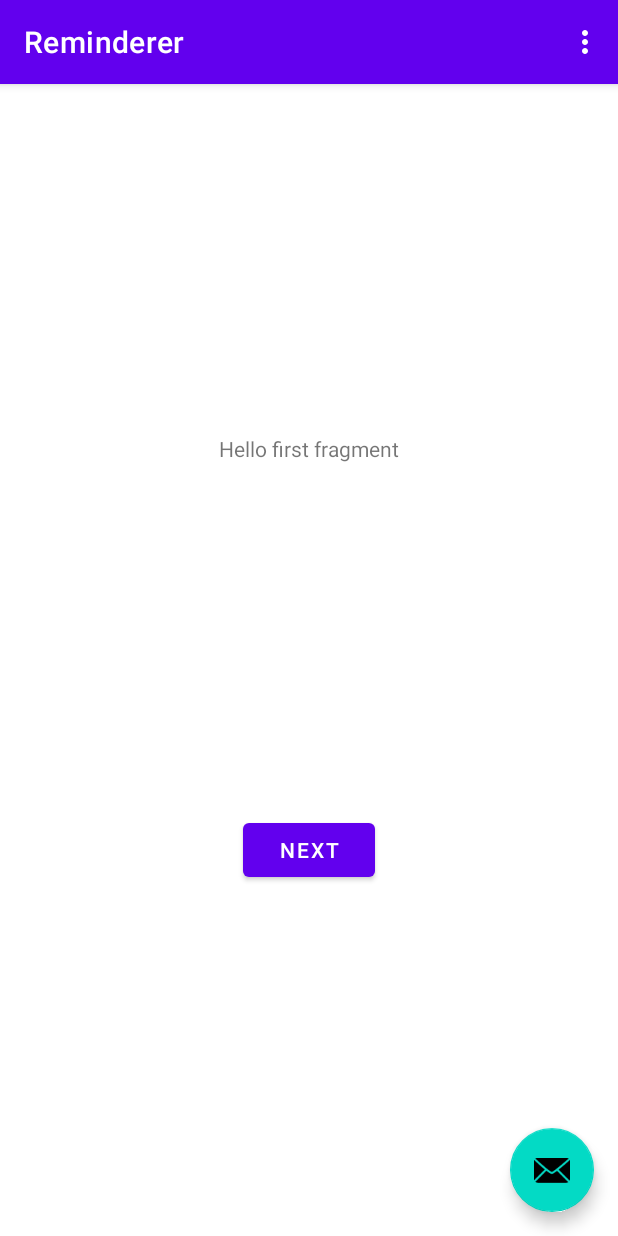
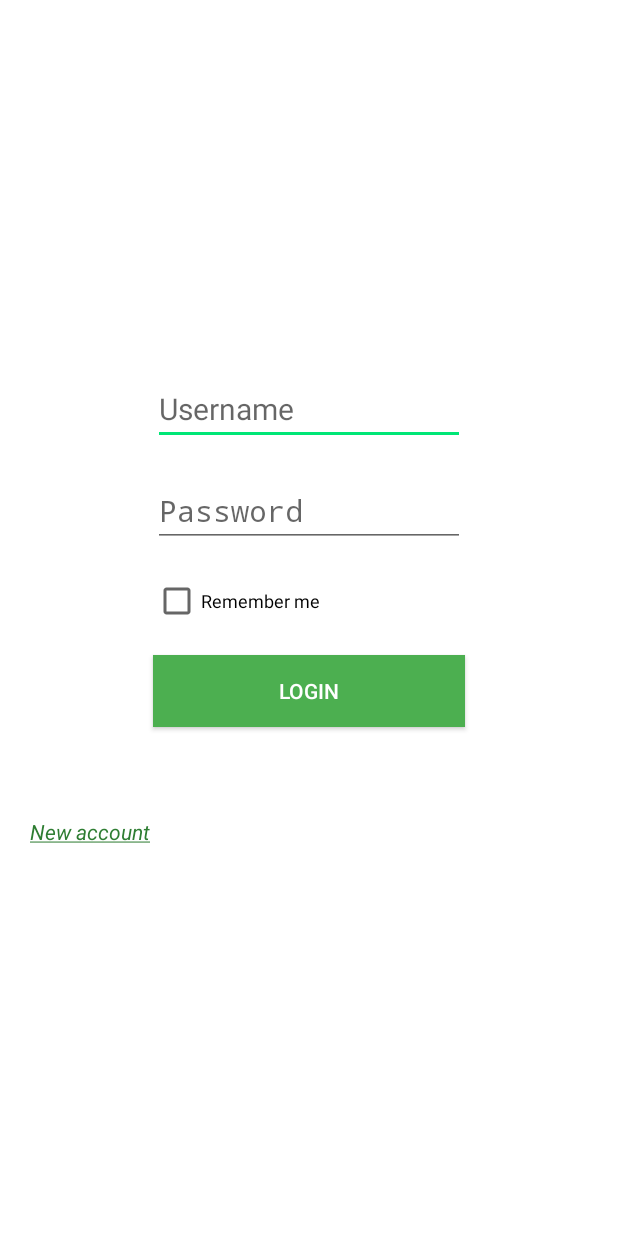
Before and after one commit to mrmmathias/Reminderer, an Android app: the screen it shows after launch (MainActivity before the commit, LoginActivity after it), on a phone screen of 412 x 824 dp. Run offline under Robolectric (Android 15) with nearby library versions, the phone set to English and light mode, and no system bars.

```diff
--- /dev/null
+++ b/app/src/main/java/com/roimaa/reminderer/LoginActivity.java
@@ -0,0 +1,118 @@
+package com.roimaa.reminderer;
+
+import android.annotation.SuppressLint;
+import android.app.Activity;
+import android.app.AlertDialog;
+import android.content.DialogInterface;
+import android.content.Intent;
+import android.os.Bundle;
+import android.view.LayoutInflater;
+import android.view.MotionEvent;
+import android.view.View;
+import android.widget.CheckBox;
+import android.widget.EditText;
+import android.widget.TextView;
+
+public class LoginActivity extends Activity {
+
+    private EditText mUserName;
+    private EditText mPassword;
+    private CheckBox mRemember;
+    private TextView mNewAccount;
+    private TextView mWrongPassword;
+    private AlertDialog mNewAccountDialog;
+
+    @SuppressLint("ClickableViewAccessibility")
+    @Override
+    protected void onCreate(Bundle savedInstanceState) {
+        super.onCreate(savedInstanceState);
+
+        if (PrefUtils.getBoolean(getApplicationContext(), PrefUtils.REMEMBER_LOGIN)) {
+            launchMain();
+        }
+        setContentView(R.layout.activity_login);
+
+        mUserName = findViewById(R.id.username);
+        mPassword = findViewById(R.id.password);
+        mRemember = findViewById(R.id.rememberme);
+        mWrongPassword = findViewById(R.id.not_authenticated);
+        mNewAccount = findViewById(R.id.new_account);
+        mNewAccount.setOnTouchListener(new View.OnTouchListener() {
+            @Override
+            public boolean onTouch(View v, MotionEvent event) {
+                if (null == mNewAccountDialog) {
+                    mNewAccountDialog = newAccount();
+                    mNewAccountDialog.setOnCancelListener(new DialogInterface.OnCancelListener() {
+                        @Override
+                        public void onCancel(DialogInterface dialog) {
+                            mNewAccountDialog = null;
+                        }
+                    });
+                }
+                return true;
+            }
+        });
+    }
+
+    public void login(View view) {
+        mWrongPassword.setVisibility(View.INVISIBLE);
+        String username = mUserName.getText().toString().trim();
+        String password = mPassword.getText().toString().trim();
+
+        if (username.isEmpty()) {
+            mUserName.setHintTextColor(getResources().getColor(R.color.red, null));
+            return;
+        }
+
+        if (password.isEmpty()) {
+            mPassword.setHintTextColor(getResources().getColor(R.color.red, null));
+            return;
+        }
+
+        if (KeyStoreHelper.getInstance(getApplicationContext()).authenticateUser(username, password)) {
+            if (mRemember.isChecked()) {
+                PrefUtils.putBoolean(getApplicationContext(), PrefUtils.REMEMBER_LOGIN, true);
+            }
+            PrefUtils.putString(getApplicationContext(), PrefUtils.LOGGED_USER, username);
+            launchMain();
+        } else {
+            mWrongPassword.setVisibility(View.VISIBLE);
+        }
+    }
+
+    public AlertDialog newAccount() {
+        final AlertDialog.Builder alert = new AlertDialog.Builder(this);
+        View viewInflated = LayoutInflater.from(getApplicationContext()).inflate(R.layout.new_account_dialog, null, false);
+        final EditText newUsername = viewInflated.findViewById(R.id.new_account_name);
+        final EditText newPassword = viewInflated.findViewById(R.id.new_account_new_password);
+        alert.setView(viewInflated);
+        alert.setCustomTitle(LayoutInflater.from(getApplicationContext()).inflate(R.layout.new_account_title, null, false));
+
+        alert.setPositiveButton(R.string.ok, new DialogInterface.OnClickListener() {
+            public void onClick(DialogInterface dialog, int whichButton) {
+                String user = newUsername.getText().toString().trim();
+                String password = newPassword.getText().toString().trim();
+
+                if (!user.isEmpty() && !password.isEmpty()) {
+                    KeyStoreHelper.getInstance(getApplicationContext()).createNewAccount(user, password);
+                }
+                dialog.cancel();
+            }
+        });
+
+        alert.setNegativeButton(R.string.cancel,
+                new DialogInterface.OnClickListener() {
+                    public void onClick(DialogInterface dialog, int whichButton) {
+                        dialog.cancel();
+                    }
+        });
+
+        alert.create();
+        return alert.show();
+    }
+
+    private void launchMain() {
+        Intent goToNextActivity = new Intent(getApplicationContext(), MainActivity.class);
+        startActivity(goToNextActivity);
+    }
+}
--- a/app/src/main/java/com/roimaa/reminderer/FirstFragment.java
+++ b/app/src/main/java/com/roimaa/reminderer/MainFragment.java
@@ -4,12 +4,12 @@ import android.os.Bundle;
 import android.view.LayoutInflater;
 import android.view.View;
 import android.view.ViewGroup;
+import android.widget.TextView;
 
 import androidx.annotation.NonNull;
 import androidx.fragment.app.Fragment;
-import androidx.navigation.fragment.NavHostFragment;
 
-public class FirstFragment extends Fragment {
+public class MainFragment extends Fragment {
 
     @Override
     public View onCreateView(
@@ -17,18 +17,13 @@ public class FirstFragment extends Fragment {
             Bundle savedInstanceState
     ) {
         // Inflate the layout for this fragment
-        return inflater.inflate(R.layout.fragment_first, container, false);
+        return inflater.inflate(R.layout.fragment_main, container, false);
     }
 
     public void onViewCreated(@NonNull View view, Bundle savedInstanceState) {
         super.onViewCreated(view, savedInstanceState);
-
-        view.findViewById(R.id.button_first).setOnClickListener(new View.OnClickListener() {
-            @Override
-            public void onClick(View view) {
-                NavHostFragment.findNavController(FirstFragment.this)
-                        .navigate(R.id.action_FirstFragment_to_SecondFragment);
-            }
-        });
+        TextView mText = view.findViewById(R.id.textview_hello);
+        mText.setText(getContext().getString(R.string.hello, PrefUtils.getString(getContext(),
+                PrefUtils.LOGGED_USER)));
     }
 }
--- a/app/src/main/java/com/roimaa/reminderer/SecondFragment.java
+++ b/app/src/main/java/com/roimaa/reminderer/SecondFragment.java
@@ -4,12 +4,15 @@ import android.os.Bundle;
 import android.view.LayoutInflater;
 import android.view.View;
 import android.view.ViewGroup;
+import android.widget.TextView;
 
 import androidx.annotation.NonNull;
 import androidx.fragment.app.Fragment;
 import androidx.navigation.fragment.NavHostFragment;
 
 public class SecondFragment extends Fragment {
+
+    private TextView mText;
 
     @Override
     public View onCreateView(
@@ -22,6 +25,7 @@ public class SecondFragment extends Fragment {
 
     public void onViewCreated(@NonNull View view, Bundle savedInstanceState) {
         super.onViewCreated(view, savedInstanceState);
+        mText = view.findViewById(R.id.textview_second);
 
         view.findViewById(R.id.button_second).setOnClickListener(new View.OnClickListener() {
             @Override
--- /dev/null
+++ b/app/src/main/res/layout/activity_login.xml
@@ -0,0 +1,77 @@
+<?xml version="1.0" encoding="utf-8"?>
+<LinearLayout xmlns:android="http://schemas.android.com/apk/res/android"
+    xmlns:tools="http://schemas.android.com/tools"
+    android:orientation="vertical" android:layout_width="match_parent"
+    android:layout_height="match_parent"
+    tools:ignore="ExtraText">
+
+    <TextView
+        android:id="@+id/not_authenticated"
+        android:layout_width="208dp"
+        android:layout_height="wrap_content"
+        android:layout_gravity="center_horizontal"
+        android:layout_marginTop="220dp"
+        android:textSize="12sp"
+        android:text="@string/wrong_password"
+        android:textColor="@color/red"
+        android:visibility="invisible"/>
+
+    <EditText
+        android:id="@+id/username"
+        android:layout_width="208dp"
+        android:layout_height="wrap_content"
+        android:layout_gravity="center_horizontal"
+        android:layout_marginTop="12dp"
+        android:hint="@string/username"
+        android:inputType="textPersonName"
+        android:keyboardNavigationCluster="true"
+        android:textSize="20sp"/>
+
+    <EditText
+        android:id="@+id/password"
+        android:layout_width="208dp"
+        android:layout_height="wrap_content"
+        android:layout_gravity="center_horizontal"
+        android:layout_marginTop="20dp"
+        android:hint="@string/password"
+        android:inputType="textPassword"
+        android:textSize="20sp"/>
+
+    <CheckBox
+        android:id="@+id/rememberme"
+        android:layout_width="208dp"
+        android:layout_height="wrap_content"
+        android:layout_gravity="center_horizontal"
+        android:layout_marginTop="20dp"
+        android:textSize="12sp"
+        android:text="@string/remembeme"/>
+
+
+    <androidx.appcompat.widget.AppCompatButton
+        android:id="@+id/login"
+        android:layout_width="208dp"
+        android:layout_height="wrap_content"
+        android:layout_gravity="center_horizontal"
+        android:layout_marginTop="20dp"
+        android:text="@string/login"
+        android:ellipsize="start"
+        android:background="@color/main_green"
+        android:textColor="@color/white"
+        android:onClick="login"/>
+
+    <TextView
+        android:id="@+id/new_account"
+        android:layout_width="208dp"
+        android:layout_height="wrap_content"
+        android:text="@string/new_account"
+        android:layout_marginLeft="20dp"
+        android:layout_marginTop="60dp"
+        android:textColor="@color/second_green"
+        android:textStyle="italic"
+        android:focusable="true"
+        android:clickable="true"/>
+
+
+
+
+</LinearLayout>
--- a/app/src/main/res/layout/activity_main.xml
+++ b/app/src/main/res/layout/activity_main.xml
@@ -28,6 +28,6 @@
         android:layout_height="wrap_content"
         android:layout_gravity="bottom|end"
         android:layout_margin="@dimen/fab_margin"
-        app:srcCompat="@android:drawable/ic_dialog_email" />
+        app:srcCompat="@android:drawable/ic_input_add" />
 
 </androidx.coordinatorlayout.widget.CoordinatorLayout>
--- a/app/src/main/res/layout/fragment_first.xml
+++ b/app/src/main/res/layout/fragment_main.xml
@@ -4,25 +4,27 @@
     xmlns:tools="http://schemas.android.com/tools"
     android:layout_width="match_parent"
     android:layout_height="match_parent"
-    tools:context=".FirstFragment">
+    tools:context=".MainFragment">
 
     <TextView
-        android:id="@+id/textview_first"
+        android:id="@+id/textview_hello"
         android:layout_width="wrap_content"
         android:layout_height="wrap_content"
-        android:text="@string/hello_first_fragment"
-        app:layout_constraintBottom_toTopOf="@id/button_first"
-        app:layout_constraintEnd_toEndOf="parent"
-        app:layout_constraintStart_toStartOf="parent"
-        app:layout_constraintTop_toTopOf="parent" />
-
-    <Button
-        android:id="@+id/button_first"
-        android:layout_width="wrap_content"
-        android:layout_height="wrap_content"
-        android:text="@string/next"
         app:layout_constraintBottom_toBottomOf="parent"
         app:layout_constraintEnd_toEndOf="parent"
         app:layout_constraintStart_toStartOf="parent"
-        app:layout_constraintTop_toBottomOf="@id/textview_first" />
+        app:layout_constraintTop_toTopOf="parent"
+        app:layout_constraintVertical_bias="0.242" />
+
+    <TextView
+        android:id="@+id/textview_no_items"
+        android:layout_width="wrap_content"
+        android:layout_height="wrap_content"
+        android:text="@string/no_items"
+        app:layout_constraintBottom_toBottomOf="parent"
+        app:layout_constraintEnd_toEndOf="parent"
+        app:layout_constraintStart_toStartOf="parent"
+        app:layout_constraintTop_toBottomOf="@+id/textview_hello"
+        app:layout_constraintVertical_bias="0.121" />
+
 </androidx.constraintlayout.widget.ConstraintLayout>
--- a/app/src/main/res/menu/menu_main.xml
+++ b/app/src/main/res/menu/menu_main.xml
@@ -3,8 +3,8 @@
     xmlns:tools="http://schemas.android.com/tools"
     tools:context="com.roimaa.reminderer.MainActivity">
     <item
-        android:id="@+id/action_settings"
+        android:id="@+id/action_logout"
         android:orderInCategory="100"
-        android:title="@string/action_settings"
+        android:title="@string/action_logout"
         app:showAsAction="never" />
 </menu>
--- a/app/src/main/res/navigation/nav_graph.xml
+++ b/app/src/main/res/navigation/nav_graph.xml
@@ -7,9 +7,9 @@
 
     <fragment
         android:id="@+id/FirstFragment"
-        android:name="com.roimaa.reminderer.FirstFragment"
+        android:name="com.roimaa.reminderer.MainFragment"
         android:label="@string/first_fragment_label"
-        tools:layout="@layout/fragment_first">
+        tools:layout="@layout/fragment_main">
 
         <action
             android:id="@+id/action_FirstFragment_to_SecondFragment"
--- a/app/src/main/res/values/colors.xml
+++ b/app/src/main/res/values/colors.xml
@@ -7,4 +7,7 @@
     <color name="teal_700">#FF018786</color>
     <color name="black">#FF000000</color>
     <color name="white">#FFFFFFFF</color>
+    <color name="red">#ef0f22</color>
+    <color name="main_green">#4CAF50</color>
+    <color name="second_green">#2E7D32</color>
 </resources>
--- a/app/src/main/res/values/strings.xml
+++ b/app/src/main/res/values/strings.xml
@@ -7,6 +7,16 @@
     <string name="next">Next</string>
     <string name="previous">Previous</string>
 
-    <string name="hello_first_fragment">Hello first fragment</string>
+    <string name="hello">Hello %1$s !</string>
     <string name="hello_second_fragment">Hello second fragment. Arg: %1$s</string>
+    <string name="username">Username</string>
+    <string name="password">Password</string>
+    <string name="remembeme">Remember me</string>
+    <string name="login">Login</string>
+    <string name="action_logout">Logout</string>
+    <string name="new_account"><u>New account</u></string>
+    <string name="ok">Ok</string>
+    <string name="cancel">Cancel</string>
+    <string name="no_items">No reminders yet :(</string>
+    <string name="wrong_password">Wrong username or password</string>
 </resources>
--- a/app/src/main/res/values/themes.xml
+++ b/app/src/main/res/values/themes.xml
@@ -2,12 +2,12 @@
     <!-- Base application theme. -->
     <style name="Theme.Reminderer" parent="Theme.MaterialComponents.DayNight.DarkActionBar">
         <!-- Primary brand color. -->
-        <item name="colorPrimary">@color/purple_500</item>
-        <item name="colorPrimaryVariant">@color/purple_700</item>
+        <item name="colorPrimary">@color/main_green</item>
+        <item name="colorPrimaryVariant">@color/second_green</item>
         <item name="colorOnPrimary">@color/white</item>
         <!-- Secondary brand color. -->
-        <item name="colorSecondary">@color/teal_200</item>
-        <item name="colorSecondaryVariant">@color/teal_700</item>
+        <item name="colorSecondary">#00E676</item>
+        <item name="colorSecondaryVariant">#00C853</item>
         <item name="colorOnSecondary">@color/black</item>
         <!-- Status bar color. -->
         <item name="android:statusBarColor" tools:targetApi="l">?attr/colorPrimaryVariant</item>
```
Also changed, not shown: app/src/main/AndroidManifest.xml (+12 -5 lines), app/src/main/java/com/roimaa/reminderer/KeyStoreHelper.java (added, +122 -0 lines), app/src/main/java/com/roimaa/reminderer/MainActivity.java (+15 -10 lines), app/src/main/java/com/roimaa/reminderer/PrefUtils.java (added, +36 -0 lines), app/src/main/res/drawable/app_icon.xml (added, +10 -0 lines), app/src/main/res/drawable/curve_dialog.xml (added, +15 -0 lines), app/src/main/res/layout/new_account_dialog.xml (added, +23 -0 lines), app/src/main/res/layout/new_account_title.xml (added, +14 -0 lines), 1 other file.
